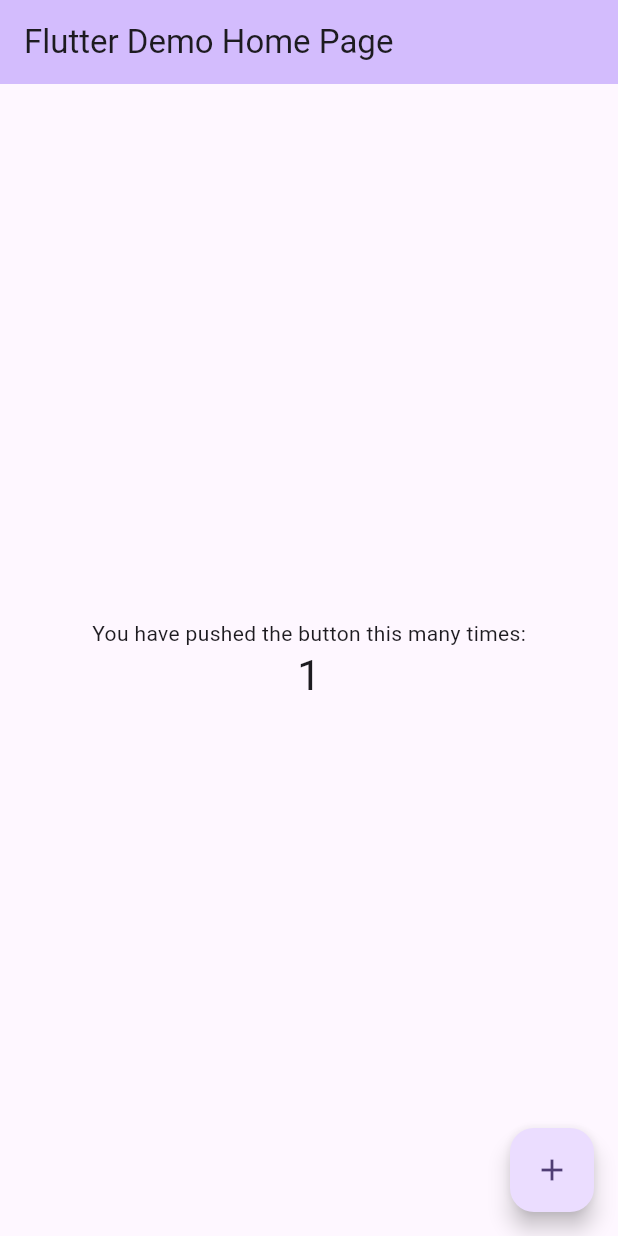
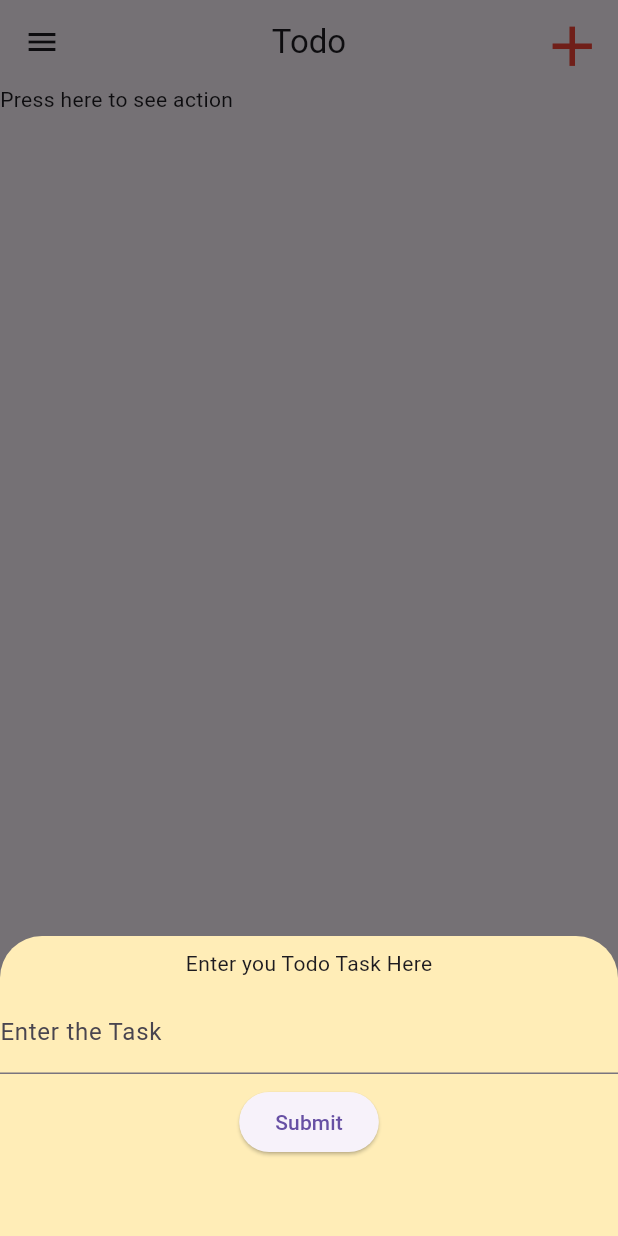
Before and after one commit to ankitfluttertuts/todo, a Flutter app: the screen it shows after launch, after a tap on the "add" icon, on a phone screen of 412 x 824 dp. Run offline on Flutter 3.47's test engine with Material 3 defaults, Android fonts, the phone set to English and light mode, and no system bars.

```diff
--- /dev/null
+++ b/lib/addTodo.dart
@@ -0,0 +1,34 @@
+import 'package:flutter/material.dart';
+
+class Addtodo extends StatefulWidget {
+  const Addtodo({super.key});
+
+  @override
+  State<Addtodo> createState() => _AddtodoState();
+}
+
+class _AddtodoState extends State<Addtodo> {
+  TextEditingController todoText = TextEditingController();
+
+  @override
+  Widget build(BuildContext context) {
+    return Column(
+      children: [
+        Padding(
+          padding: const EdgeInsets.all(8.0),
+          child: Text("Enter you Todo Task Here"),
+        ),
+        TextField(
+          controller: todoText,
+          decoration: InputDecoration(
+              hintText: "Enter Task", labelText: "Enter the Task"),
+        ),
+        Padding(
+          padding: const EdgeInsets.all(8.0),
+          child: ElevatedButton(
+              onPressed: () => print("Button clicked"), child: Text("Submit")),
+        )
+      ],
+    );
+  }
+}
--- a/lib/main.dart
+++ b/lib/main.dart
@@ -1,125 +1,21 @@
 import 'package:flutter/material.dart';
+import 'package:todo/mainScreen.dart';
 
 void main() {
-  runApp(const MyApp());
+  runApp(MyApp());
 }
 
 class MyApp extends StatelessWidget {
   const MyApp({super.key});
 
-  // This widget is the root of your application.
   @override
   Widget build(BuildContext context) {
     return MaterialApp(
-      title: 'Flutter Demo',
-      theme: ThemeData(
-        // This is the theme of your application.
-        //
-        // TRY THIS: Try running your application with "flutter run". You'll see
-        // the application has a purple toolbar. Then, without quitting the app,
-        // try changing the seedColor in the colorScheme below to Colors.green
-        // and then invoke "hot reload" (save your changes or press the "hot
-        // reload" button in a Flutter-supported IDE, or press "r" if you used
-        // the command line to start the app).
-        //
-        // Notice that the counter didn't reset back to zero; the application
-        // state is not lost during the reload. To reset the state, use hot
-        // restart instead.
-        //
-        // This works for code too, not just values: Most code changes can be
-        // tested with just a hot reload.
-        colorScheme: ColorScheme.fromSeed(seedColor: Colors.deepPurple),
+      title: "todo",
+      home: Mainscreen(),
+      theme: ThemeData.light(
         useMaterial3: true,
       ),
-      home: const MyHomePage(title: 'Flutter Demo Home Page'),
     );
   }
 }
-
-class MyHomePage extends StatefulWidget {
-  const MyHomePage({super.key, required this.title});
-
-  // This widget is the home page of your application. It is stateful, meaning
-  // that it has a State object (defined below) that contains fields that affect
-  // how it looks.
-
-  // This class is the configuration for the state. It holds the values (in this
-  // case the title) provided by the parent (in this case the App widget) and
-  // used by the build method of the State. Fields in a Widget subclass are
-  // always marked "final".
-
-  final String title;
-
-  @override
-  State<MyHomePage> createState() => _MyHomePageState();
-}
-
-class _MyHomePageState extends State<MyHomePage> {
-  int _counter = 0;
-
-  void _incrementCounter() {
-    setState(() {
-      // This call to setState tells the Flutter framework that something has
-      // changed in this State, which causes it to rerun the build method below
-      // so that the display can reflect the updated values. If we changed
-      // _counter without calling setState(), then the build method would not be
-      // called again, and so nothing would appear to happen.
-      _counter++;
-    });
-  }
-
-  @override
-  Widget build(BuildContext context) {
-    // This method is rerun every time setState is called, for instance as done
-    // by the _incrementCounter method above.
-    //
-    // The Flutter framework has been optimized to make rerunning build methods
-    // fast, so that you can just rebuild anything that needs updating rather
-    // than having to individually change instances of widgets.
-    return Scaffold(
-      appBar: AppBar(
-        // TRY THIS: Try changing the color here to a specific color (to
-        // Colors.amber, perhaps?) and trigger a hot reload to see the AppBar
-        // change color while the other colors stay the same.
-        backgroundColor: Theme.of(context).colorScheme.inversePrimary,
-        // Here we take the value from the MyHomePage object that was created by
-        // the App.build method, and use it to set our appbar title.
-        title: Text(widget.title),
-      ),
-      body: Center(
-        // Center is a layout widget. It takes a single child and positions it
-        // in the middle of the parent.
-        child: Column(
-          // Column is also a layout widget. It takes a list of children and
-          // arranges them vertically. By default, it sizes itself to fit its
-          // children horizontally, and tries to be as tall as its parent.
-          //
-          // Column has various properties to control how it sizes itself and
-          // how it positions its children. Here we use mainAxisAlignment to
-          // center the children vertically; the main axis here is the vertical
-          // axis because Columns are vertical (the cross axis would be
-          // horizontal).
-          //
-          // TRY THIS: Invoke "debug painting" (choose the "Toggle Debug Paint"
-          // action in the IDE, or press "p" in the console), to see the
-          // wireframe for each widget.
-          mainAxisAlignment: MainAxisAlignment.center,
-          children: <Widget>[
-            const Text(
-              'You have pushed the button this many times:',
-            ),
-            Text(
-              '$_counter',
-              style: Theme.of(context).textTheme.headlineMedium,
-            ),
-          ],
-        ),
-      ),
-      floatingActionButton: FloatingActionButton(
-        onPressed: _incrementCounter,
-        tooltip: 'Increment',
-        child: const Icon(Icons.add),
-      ), // This trailing comma makes auto-formatting nicer for build methods.
-    );
-  }
-}
--- /dev/null
+++ b/lib/mainScreen.dart
@@ -0,0 +1,61 @@
+import 'package:flutter/material.dart';
+import 'package:todo/addTodo.dart';
+
+class Mainscreen extends StatefulWidget {
+  const Mainscreen({super.key});
+
+  @override
+  State<Mainscreen> createState() => _MainscreenState();
+}
+
+class _MainscreenState extends State<Mainscreen> {
+  @override
+  Widget build(BuildContext context) {
+    return Scaffold(
+      drawer: SafeArea(
+        child: Drawer(
+          child: Padding(
+            padding: const EdgeInsets.all(8.0),
+            child: Text("Drawer Data"),
+          ),
+        ),
+      ),
+      appBar: AppBar(
+        title: Text("Todo"),
+        centerTitle: true,
+        actions: [
+          InkWell(
+            splashColor: Colors.orange[100],
+            enableFeedback: false,
+            onTap: () {
+              print("+ is clicked");
+              showModalBottomSheet(
+                  context: context,
+                  backgroundColor: const Color.fromARGB(255, 255, 237, 183),
+                  builder: (context) {
+                    return Container(
+                      height: 200,
+                      child: Addtodo(),
+                    );
+                  });
+            },
+            child: Padding(
+              padding: const EdgeInsets.all(8.0),
+              child: Icon(
+                Icons.add,
+                color: Colors.red,
+                size: 45,
+              ),
+            ),
+          ),
+        ],
+      ),
+      body: InkWell(
+        onTap: () {
+          print('Clicked');
+        },
+        child: Text('Press here to see action'),
+      ),
+    );
+  }
+}
```
